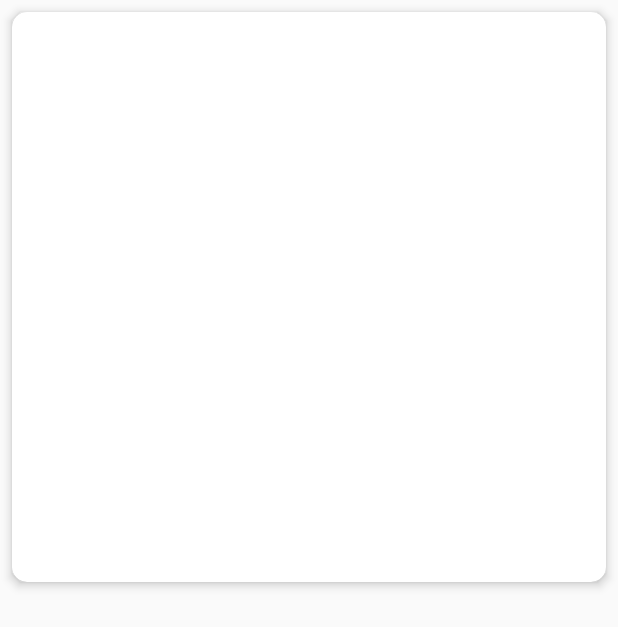
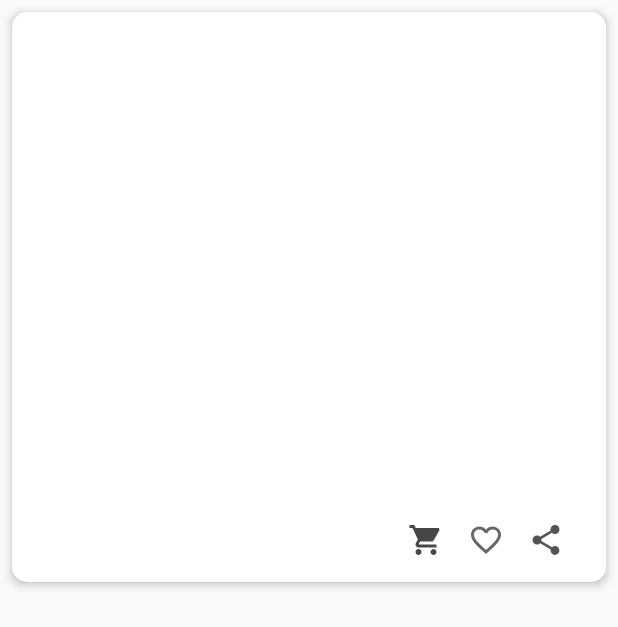
Before and after one commit to DiegoDigo/CrocheMaria, an Android app: the layout layout_produto.xml on its own in the app's theme, with its tools: preview values and no code run, on a phone screen of 412 x 824 dp. Shown: the top 627 px of the screen. Run offline under Robolectric (Android 15) with nearby library versions, the phone set to English and light mode, and no system bars.

Commit message:
melhorando o layout

```diff
--- a/app/src/main/java/com/diego/crochemaria/views/MainActivity.java
+++ b/app/src/main/java/com/diego/crochemaria/views/MainActivity.java
@@ -19,6 +19,9 @@ import com.diego.crochemaria.adapters.ProdutoAdapterRecly;
 import com.diego.crochemaria.endpoint.EndPoint;
 import com.diego.crochemaria.models.Produto;
 import com.diego.crochemaria.utils.ConfigRetrofit;
+
+import java.math.BigDecimal;
+import java.util.ArrayList;
 import java.util.List;
 import retrofit.Call;
 import retrofit.Callback;
@@ -50,15 +53,16 @@ public class MainActivity extends AppCompatActivity {
 
 
 
+
         Retrofit retrofit = ConfigRetrofit.conexao();
         EndPoint api = retrofit.create(EndPoint.class);
         Call<List<Produto>> call = api.produtos();
         call.enqueue(new Callback<List<Produto>>() {
             @Override
             public void onResponse(Response<List<Produto>> response, Retrofit retrofit) {
-                final ProdutoAdapterRecly adapter = new ProdutoAdapterRecly(getBaseContext(), response.body());
+                final ProdutoAdapterRecly adapter = new ProdutoAdapterRecly(getBaseContext(),response.body());
 //                RecyclerView.LayoutManager layout = new LinearLayoutManager(getBaseContext(),LinearLayoutManager.VERTICAL,false);
-                mStaggeredGridLayoutManager = new StaggeredGridLayoutManager(2,StaggeredGridLayoutManager.VERTICAL);
+                mStaggeredGridLayoutManager = new StaggeredGridLayoutManager(1,StaggeredGridLayoutManager.VERTICAL);
                 recyclerView.setLayoutManager(mStaggeredGridLayoutManager);
                 recyclerView.setAdapter(adapter);
             }
@@ -76,7 +80,7 @@ public class MainActivity extends AppCompatActivity {
         Toolbar mToolbar = (Toolbar) findViewById(R.id.toolbar);
         setSupportActionBar(mToolbar);
         ActionBar actionBar = getSupportActionBar();
-        actionBar.setHomeAsUpIndicator(R.drawable.ic_menu_black_24dp);
+        actionBar.setHomeAsUpIndicator(R.drawable.ic_menu);
         actionBar.setDisplayHomeAsUpEnabled(true);
 
     }
--- /dev/null
+++ b/app/src/main/res/drawable/ic_like.xml
@@ -0,0 +1,5 @@
+<vector android:alpha="0.59" android:height="24dp"
+    android:viewportHeight="24.0" android:viewportWidth="24.0"
+    android:width="24dp" xmlns:android="http://schemas.android.com/apk/res/android">
+    <path android:fillColor="#FF000000" android:pathData="M16.5,3c-1.74,0 -3.41,0.81 -4.5,2.09C10.91,3.81 9.24,3 7.5,3 4.42,3 2,5.42 2,8.5c0,3.78 3.4,6.86 8.55,11.54L12,21.35l1.45,-1.32C18.6,15.36 22,12.28 22,8.5 22,5.42 19.58,3 16.5,3zM12.1,18.55l-0.1,0.1 -0.1,-0.1C7.14,14.24 4,11.39 4,8.5 4,6.5 5.5,5 7.5,5c1.54,0 3.04,0.99 3.57,2.36h1.87C13.46,5.99 14.96,5 16.5,5c2,0 3.5,1.5 3.5,3.5 0,2.89 -3.14,5.74 -7.9,10.05z"/>
+</vector>
--- /dev/null
+++ b/app/src/main/res/drawable/ic_menu.xml
@@ -0,0 +1,9 @@
+<vector xmlns:android="http://schemas.android.com/apk/res/android"
+        android:width="24dp"
+        android:height="24dp"
+        android:viewportWidth="24.0"
+        android:viewportHeight="24.0">
+    <path
+        android:pathData="M3,18h18v-2L3,16v2zM3,13h18v-2L3,11v2zM3,6v2h18L21,6L3,6z"
+        android:fillColor="#FFFFFF"/>
+</vector>
--- /dev/null
+++ b/app/src/main/res/drawable/ic_share.xml
@@ -0,0 +1,5 @@
+<vector android:alpha="0.67" android:height="24dp"
+    android:viewportHeight="24.0" android:viewportWidth="24.0"
+    android:width="24dp" xmlns:android="http://schemas.android.com/apk/res/android">
+    <path android:fillColor="#FF000000" android:pathData="M18,16.08c-0.76,0 -1.44,0.3 -1.96,0.77L8.91,12.7c0.05,-0.23 0.09,-0.46 0.09,-0.7s-0.04,-0.47 -0.09,-0.7l7.05,-4.11c0.54,0.5 1.25,0.81 2.04,0.81 1.66,0 3,-1.34 3,-3s-1.34,-3 -3,-3 -3,1.34 -3,3c0,0.24 0.04,0.47 0.09,0.7L8.04,9.81C7.5,9.31 6.79,9 6,9c-1.66,0 -3,1.34 -3,3s1.34,3 3,3c0.79,0 1.5,-0.31 2.04,-0.81l7.12,4.16c-0.05,0.21 -0.08,0.43 -0.08,0.65 0,1.61 1.31,2.92 2.92,2.92 1.61,0 2.92,-1.31 2.92,-2.92s-1.31,-2.92 -2.92,-2.92z"/>
+</vector>
--- /dev/null
+++ b/app/src/main/res/drawable/ic_shopping.xml
@@ -0,0 +1,5 @@
+<vector android:alpha="0.72" android:height="24dp"
+    android:viewportHeight="24.0" android:viewportWidth="24.0"
+    android:width="24dp" xmlns:android="http://schemas.android.com/apk/res/android">
+    <path android:fillColor="#000000" android:pathData="M7,18c-1.1,0 -1.99,0.9 -1.99,2S5.9,22 7,22s2,-0.9 2,-2 -0.9,-2 -2,-2zM1,2v2h2l3.6,7.59 -1.35,2.45c-0.16,0.28 -0.25,0.61 -0.25,0.96 0,1.1 0.9,2 2,2h12v-2L7.42,15c-0.14,0 -0.25,-0.11 -0.25,-0.25l0.03,-0.12 0.9,-1.63h7.45c0.75,0 1.41,-0.41 1.75,-1.03l3.58,-6.49c0.08,-0.14 0.12,-0.31 0.12,-0.48 0,-0.55 -0.45,-1 -1,-1L5.21,4l-0.94,-2L1,2zM17,18c-1.1,0 -1.99,0.9 -1.99,2s0.89,2 1.99,2 2,-0.9 2,-2 -0.9,-2 -2,-2z"/>
+</vector>
--- a/app/src/main/res/layout/activity_main.xml
+++ b/app/src/main/res/layout/activity_main.xml
@@ -4,7 +4,7 @@
     android:id="@+id/activity_main"
     android:layout_width="match_parent"
     android:layout_height="match_parent"
-    android:backgroundTint="#F5F5F5"
+    android:background="@color/fundo"
     tools:context="com.diego.crochemaria.views.MainActivity">
 
     <include android:id="@+id/toolbar"
--- a/app/src/main/res/layout/layout_produto.xml
+++ b/app/src/main/res/layout/layout_produto.xml
@@ -1,7 +1,7 @@
 <?xml version="1.0" encoding="utf-8"?>
-<android.support.v7.widget.CardView
-    xmlns:android="http://schemas.android.com/apk/res/android"
+<android.support.v7.widget.CardView xmlns:android="http://schemas.android.com/apk/res/android"
     xmlns:cardView="http://schemas.android.com/apk/res-auto"
+    xmlns:tools="http://schemas.android.com/tools"
     android:id="@+id/card_view"
     android:layout_width="match_parent"
     android:layout_height="380dp"
@@ -9,54 +9,85 @@
     cardView:cardCornerRadius="10dp"
     cardView:cardElevation="4dp">
 
+    <LinearLayout
+        android:id="@+id/card_conteudo"
+        android:layout_width="match_parent"
+        android:layout_height="wrap_content"
+        android:orientation="vertical">
+
         <ImageView
             android:id="@+id/img"
             android:layout_width="match_parent"
-            android:layout_height="250dp"
-            android:layout_alignParentTop="true"
-            android:scaleType="centerCrop"
-            />
+            android:layout_height="200dp"
+            android:scaleType="centerCrop" />
 
         <TextView
             android:id="@+id/produto"
             android:layout_width="wrap_content"
             android:layout_height="wrap_content"
-            android:layout_below="@+id/img"
             android:paddingLeft="16dp"
             android:paddingRight="16dp"
             android:paddingTop="24dp"
             android:textColor="@color/titleCard"
-            android:textStyle="bold"
-            android:textSize="24sp" />
+            android:textSize="24sp"
+            android:textStyle="bold" />
 
         <TextView
             android:id="@+id/preco"
             android:layout_width="wrap_content"
             android:layout_height="wrap_content"
-            android:layout_below="@+id/produto"
+            android:paddingLeft="16dp"
+            android:paddingRight="16dp"
             android:paddingTop="12dp"
-            android:paddingRight="16dp"
-            android:paddingLeft="16dp"
             android:textColor="@color/subTitleCard"
             android:textSize="14sp" />
+    </LinearLayout>
+
+    <RelativeLayout
+        android:id="@+id/icons"
+        android:layout_width="match_parent"
+        android:layout_height="wrap_content"
+        android:layout_gravity="bottom"
+        android:padding="8dp">
+
 
         <ImageView
+            android:id="@+id/comp"
             android:layout_width="wrap_content"
             android:layout_height="wrap_content"
-            android:layout_below="@+id/preco"
+            android:adjustViewBounds="false"
+            android:contentDescription="@string/descricaoComp"
+            android:padding="8dp"
+            android:scaleType="fitXY"
+            android:src="@drawable/ic_share"
+            android:layout_marginEnd="12dp"
+            android:layout_alignParentTop="true"
             android:layout_alignParentEnd="true"
-            android:layout_marginEnd="19dp"
-            android:id="@+id/imageView3"
-            android:padding="8dp"/>
+            android:clickable="true" />
 
         <ImageView
+            android:id="@+id/like"
             android:layout_width="wrap_content"
             android:layout_height="wrap_content"
-            android:id="@+id/imageView2"
+            android:contentDescription="@string/descricaoFa"
             android:padding="8dp"
-            android:layout_alignParentBottom="true"
-            android:layout_toStartOf="@+id/imageView3" />
+            android:src="@drawable/ic_like"
+            android:layout_toStartOf="@+id/comp"
+            android:layout_alignParentTop="true"
+            android:clickable="true" />
 
+        <ImageView
+            android:id="@+id/buy"
+            android:layout_width="wrap_content"
+            android:layout_height="wrap_content"
+            android:contentDescription="@string/descricaoFa"
+            android:padding="8dp"
+            android:src="@drawable/ic_shopping"
+            android:layout_alignParentTop="true"
+            android:layout_toStartOf="@+id/like"
+            android:clickable="true" />
+
+    </RelativeLayout>
 
 
 </android.support.v7.widget.CardView>
--- a/app/src/main/res/values/colors.xml
+++ b/app/src/main/res/values/colors.xml
@@ -3,8 +3,7 @@
     <color name="colorPrimaryDark">#009688</color>
     <color name="colorPrimary">#26A69A</color>
     <color name="colorAccent">#FF4081</color>
-    <color name="butaoCompra">#009688</color>
-    <color name="butaoCompartilhar">#9E9E9E</color>
     <color name="titleCard">#222</color>
     <color name="subTitleCard">#666</color>
+    <color name="fundo">#EEEEEE</color>
 </resources>
--- a/app/src/main/res/values/strings.xml
+++ b/app/src/main/res/values/strings.xml
@@ -1,3 +1,5 @@
 <resources>
     <string name="app_name">CrocheMaria</string>
+    <string name="descricaoComp">Compartilhar</string>
+    <string name="descricaoFa">Favoritar</string>
 </resources>
```
